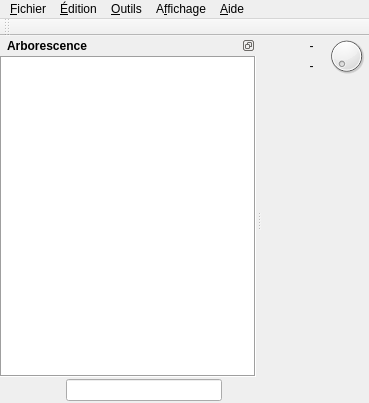
The window that trunk/mainwindow.ui (davy7125/polyphone) describes before a commit, drawn with Qt 5.
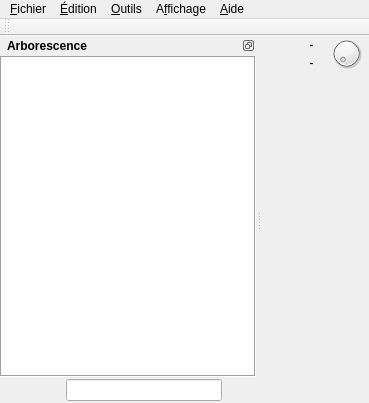
The same window after the commit. Icons and pictures are not drawn. Custom widgets are drawn as their Qt base class.

What changed in the file:
```diff
--- a/trunk/mainwindow.ui
+++ b/trunk/mainwindow.ui
@@ -155,13 +155,13 @@
          <property name="minimumSize">
           <size>
            <width>45</width>
-           <height>35</height>
+           <height>30</height>
           </size>
          </property>
          <property name="maximumSize">
           <size>
            <width>45</width>
-           <height>40</height>
+           <height>35</height>
           </size>
          </property>
          <property name="maximum">
```
Left out of the diff: 28 changed lines with no effect on the pictures.
